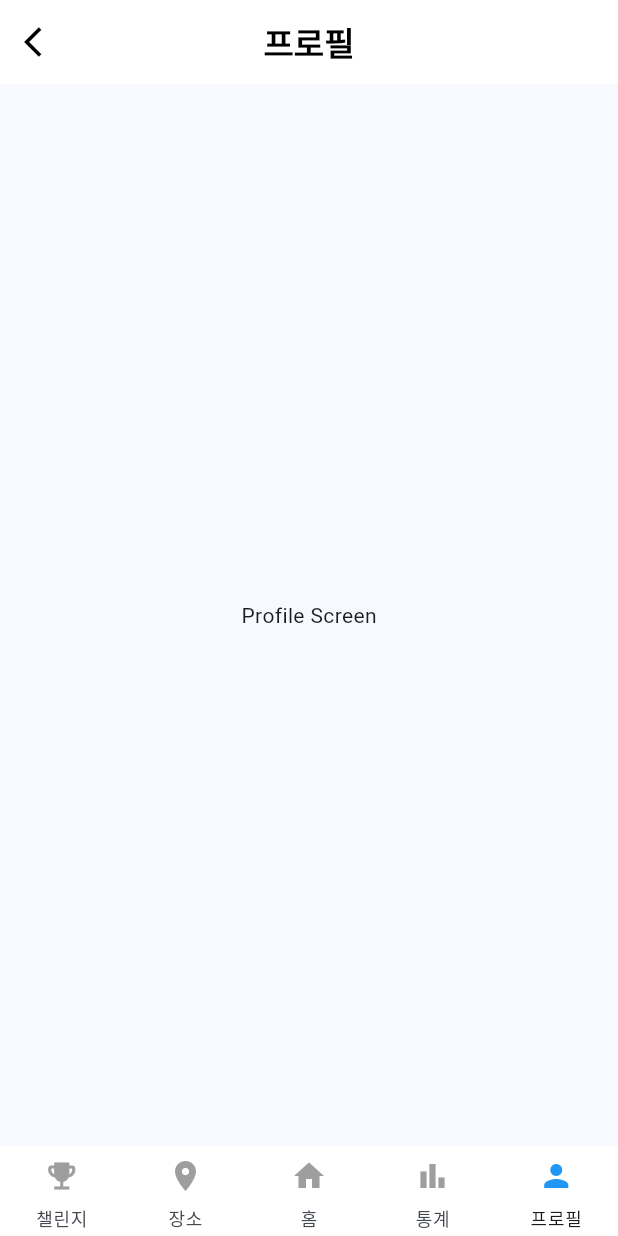
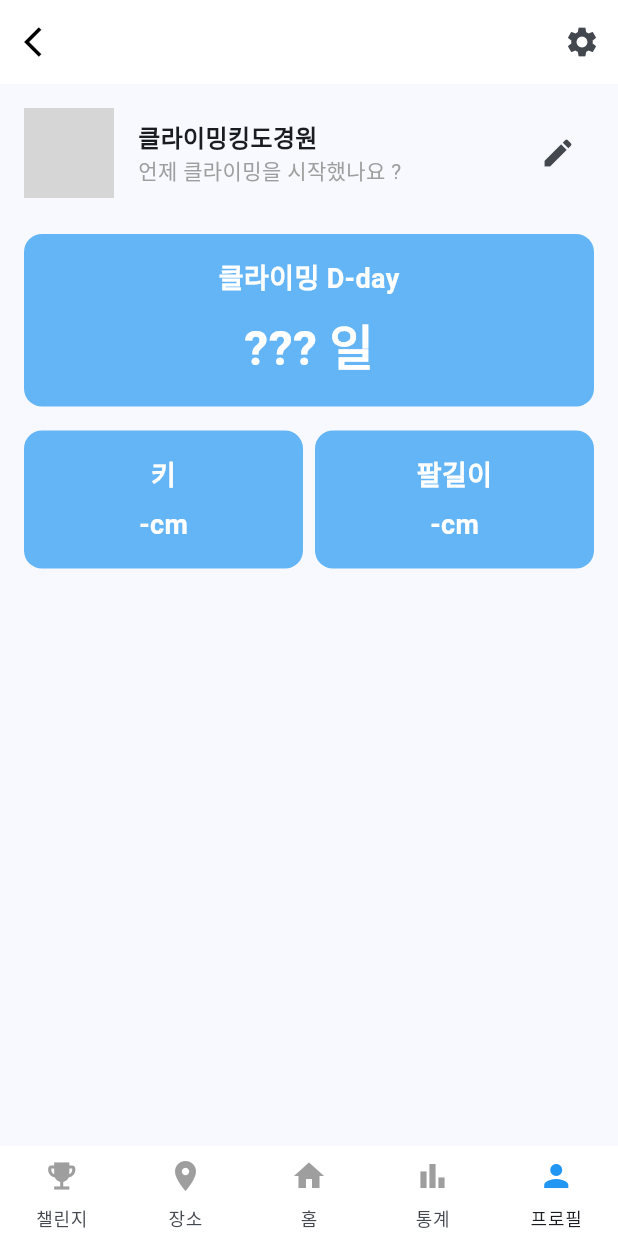
Before and after one commit to zeeeyeon/ssafy_common_project, a Flutter app: the ProfileScreen screen opened by its route, on a phone screen of 412 x 824 dp. Run offline on Flutter 3.47's test engine with Material 3 defaults, Android fonts, the phone set to English and light mode, and no system bars; our stand-ins replace dio, flutter_riverpod, go_router; network calls fail; Roboto replaces fonts that are missing (Pretendard); grey boxes are pictures that could not be loaded.

Commit message:
[S12P11E206-190] Design : 마이페이지 디자인 구현

```diff
--- a/front/lib/features/profile/screens/profile_screen.dart
+++ b/front/lib/features/profile/screens/profile_screen.dart
@@ -6,10 +6,142 @@ class ProfileScreen extends StatelessWidget {
 
   @override
   Widget build(BuildContext context) {
-    return const Scaffold(
-      appBar: CustomAppBar(title: '프로필'),
-      body: Center(
-        child: Text('Profile Screen'),
+    return Scaffold(
+      appBar: CustomAppBar(
+        title: '',
+        actions: [
+          IconButton(
+            icon: const Icon(Icons.settings),
+            onPressed: () {
+              // 이후 설정 화면으로 이동
+            },
+          ),
+        ],
+      ),
+      body: Padding(
+        padding: const EdgeInsets.all(16.0),
+        child: Column(
+          children: [
+            // 프로필 섹션
+            Row(
+              mainAxisAlignment: MainAxisAlignment.spaceBetween,
+              children: [
+                const Row(
+                  children: [
+                    CircleAvatar(
+                      radius: 30,
+                      backgroundImage: NetworkImage(
+                          'https://via.placeholder.com/150'), // 프로필 이미지
+                    ),
+                    SizedBox(width: 16),
+                    Column(
+                      crossAxisAlignment: CrossAxisAlignment.start,
+                      children: [
+                        Text(
+                          '클라이밍킹도경원',
+                          style: TextStyle(
+                              fontSize: 16, fontWeight: FontWeight.bold),
+                        ),
+                        Text(
+                          '언제 클라이밍을 시작했나요 ?',
+                          style: TextStyle(fontSize: 14, color: Colors.grey),
+                        ),
+                      ],
+                    )
+                  ],
+                ),
+                IconButton(
+                  icon: const Icon(Icons.edit),
+                  onPressed: () {
+                    // 프로필 편집 화면으로 이동
+                  },
+                )
+              ],
+            ),
+            const SizedBox(height: 24),
+            // D-Day 카드
+            Container(
+              width: double.infinity,
+              padding: const EdgeInsets.all(16.0),
+              decoration: BoxDecoration(
+                color: Colors.blue[300],
+                borderRadius: BorderRadius.circular(12),
+              ),
+              child: const Column(
+                crossAxisAlignment: CrossAxisAlignment.center,
+                children: [
+                  Text(
+                    '클라이밍 D-day',
+                    style: TextStyle(
+                      fontSize: 18,
+                      fontWeight: FontWeight.bold,
+                      color: Colors.white,
+                    ),
+                  ),
+                  SizedBox(
+                    height: 8,
+                  ),
+                  Text(
+                    '??? 일',
+                    style: TextStyle(
+                        fontSize: 32,
+                        fontWeight: FontWeight.bold,
+                        color: Colors.white),
+                  ),
+                ],
+              ),
+            ),
+            const SizedBox(height: 16),
+            // 키와 팔길이 카드
+            Row(
+              children: [
+                // 키 카드
+                Expanded(
+                  flex: 1,
+                  child: _buildInfoCard('키', '-cm'),
+                ),
+                const SizedBox(width: 8), // 카드 간 간격
+                // 팔길이 카드
+                Expanded(
+                  flex: 1,
+                  child: _buildInfoCard('팔길이', '-cm'),
+                ),
+              ],
+            ),
+          ],
+        ),
+      ),
+    );
+  }
+
+  // 키와 팔길이 카드 위젯
+  Widget _buildInfoCard(String title, String value) {
+    return Container(
+      padding: const EdgeInsets.all(16.0),
+      decoration: BoxDecoration(
+        color: Colors.blue[300],
+        borderRadius: BorderRadius.circular(12),
+      ),
+      child: Column(
+        children: [
+          Text(
+            title,
+            style: const TextStyle(
+              fontSize: 18,
+              fontWeight: FontWeight.bold,
+              color: Colors.white,
+            ),
+          ),
+          const SizedBox(height: 8),
+          Text(
+            value,
+            style: const TextStyle(
+              fontSize: 18,
+              fontWeight: FontWeight.bold,
+              color: Colors.white,
+            ),
+          )
+        ],
       ),
     );
   }
```
